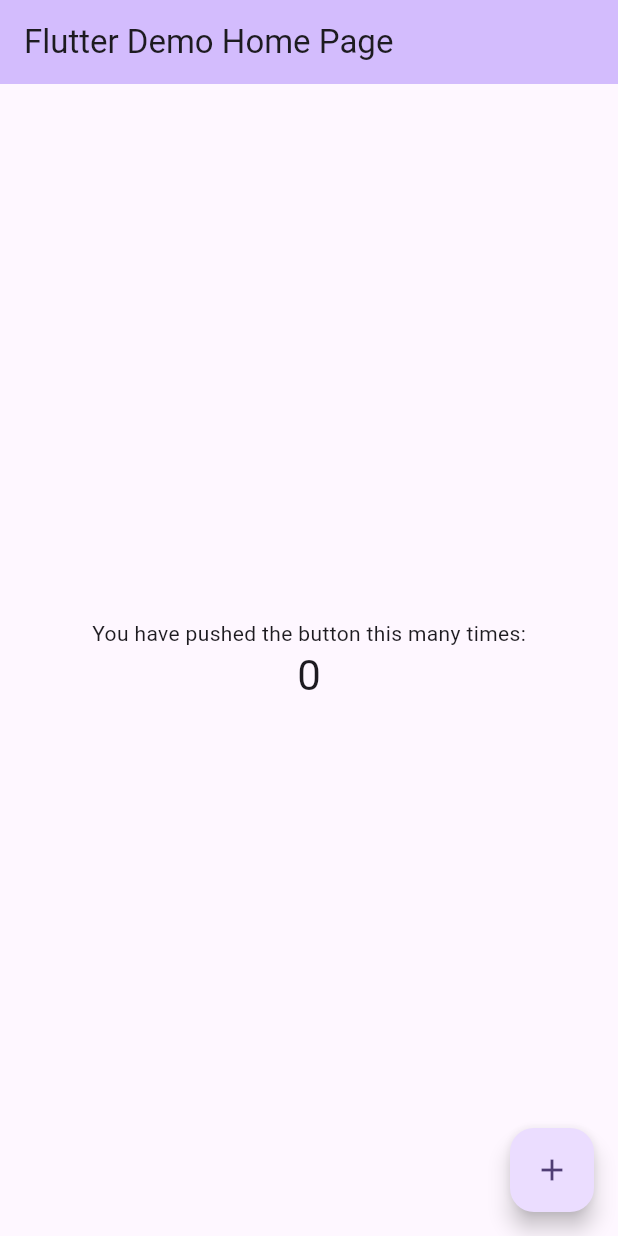
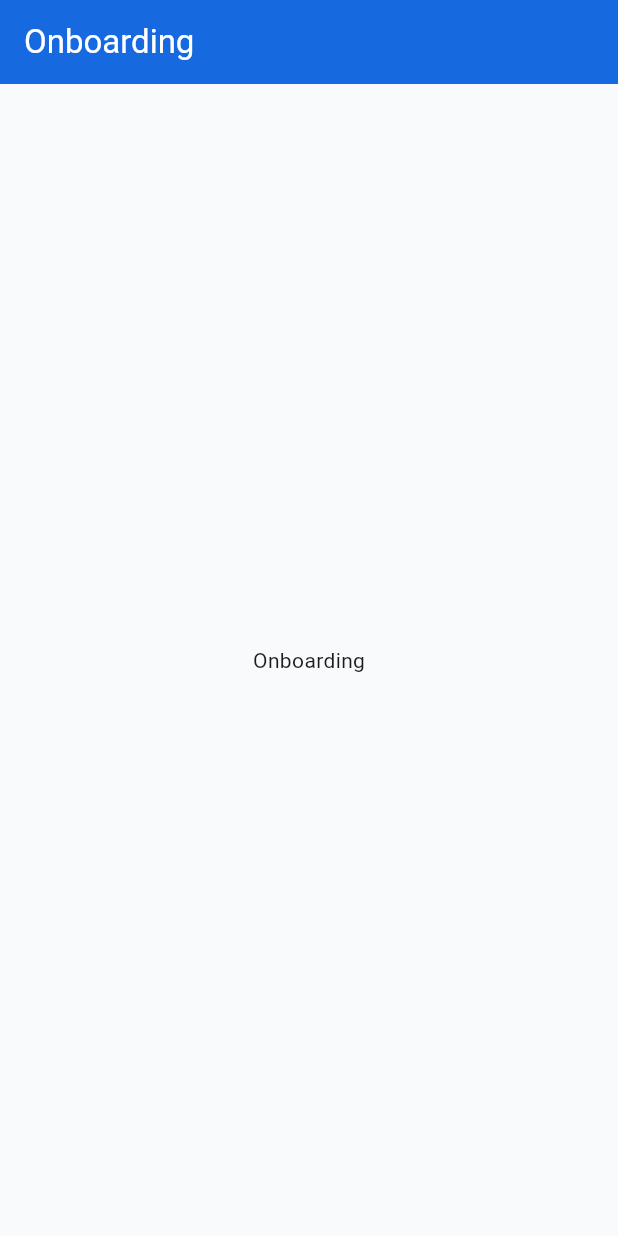
Before and after one commit to utgupta27/wtf_flutter_test, a Flutter app: the screen it shows after launch, on a phone screen of 412 x 824 dp. Run offline on Flutter 3.47's test engine with Material 3 defaults, Android fonts, the phone set to English and light mode, and no system bars; our stand-ins replace equatable, flutter_riverpod, go_router, hive_flutter; accounts and stored records are empty; generated files the repository leaves out were written again.

Commit message:
feat(guru): add mock auth, app structure, and routing scaffold
- Auto-login as DK (SeedUsers.member) on first launch via AuthNotifier
- Hive adapters registered in main.dart
- ProviderScope + GoRouter wired in app.dart
- Placeholder routes: /onboarding, /home, /chat, /schedule, /sessions
- AppTheme and AppColors with 8pt design system
- AppConstants for box names and token server URL
- Removed custom_lint/riverpod_lint (analyzer version conflict with hive_generator)
- flutter analyze → 0 issues, flutter test → 1 passed
- Closes #2

Co-Authored-By: Claude Sonnet 4.6 <noreply@anthropic.com>

```diff
--- /dev/null
+++ b/guru_app/lib/app.dart
@@ -0,0 +1,20 @@
+import 'package:flutter/material.dart';
+import 'package:flutter_riverpod/flutter_riverpod.dart';
+
+import 'package:guru_app/core/theme/app_theme.dart';
+import 'package:guru_app/router/app_router.dart';
+
+class GuruApp extends ConsumerWidget {
+  const GuruApp({super.key});
+
+  @override
+  Widget build(BuildContext context, WidgetRef ref) {
+    final router = ref.watch(routerProvider);
+    return MaterialApp.router(
+      title: 'Guru App',
+      theme: AppTheme.light,
+      routerConfig: router,
+      debugShowCheckedModeBanner: false,
+    );
+  }
+}
--- /dev/null
+++ b/guru_app/lib/core/constants.dart
@@ -0,0 +1,10 @@
+abstract class AppConstants {
+  static const tokenServerBaseUrl = 'http://10.0.2.2:3000'; // Android emulator → localhost
+  static const hiveBoxUsers = 'users';
+  static const hiveBoxMessages = 'messages';
+  static const hiveBoxCallRequests = 'call_requests';
+  static const hiveBoxSessionLogs = 'session_logs';
+  static const hiveBoxRoomMeta = 'room_meta';
+  static const hiveBoxSettings = 'settings';
+  static const settingsKeyOnboardingDone = 'onboarding_done';
+}
--- /dev/null
+++ b/guru_app/lib/core/theme/app_theme.dart
@@ -0,0 +1,45 @@
+import 'package:flutter/material.dart';
+
+abstract class AppColors {
+  static const primary = Color(0xFF1769E0);
+  static const trainerPrimary = Color(0xFFE50914);
+  static const success = Color(0xFF12B76A);
+  static const warning = Color(0xFFF79009);
+  static const error = Color(0xFFD92D20);
+  static const surface = Color(0xFFF9FAFB);
+  static const onSurface = Color(0xFF101828);
+  static const subtle = Color(0xFF667085);
+}
+
+abstract class AppTheme {
+  static ThemeData get light => ThemeData(
+        useMaterial3: true,
+        colorScheme: ColorScheme.fromSeed(
+          seedColor: AppColors.primary,
+          primary: AppColors.primary,
+        ),
+        scaffoldBackgroundColor: AppColors.surface,
+        appBarTheme: const AppBarTheme(
+          backgroundColor: AppColors.primary,
+          foregroundColor: Colors.white,
+          elevation: 0,
+          centerTitle: false,
+        ),
+        textTheme: const TextTheme(
+          headlineLarge: TextStyle(fontSize: 24, fontWeight: FontWeight.w700),
+          headlineMedium: TextStyle(fontSize: 20, fontWeight: FontWeight.w600),
+          bodyLarge: TextStyle(fontSize: 16),
+          bodyMedium: TextStyle(fontSize: 14),
+        ),
+        elevatedButtonTheme: ElevatedButtonThemeData(
+          style: ElevatedButton.styleFrom(
+            backgroundColor: AppColors.primary,
+            foregroundColor: Colors.white,
+            minimumSize: const Size.fromHeight(48),
+            shape: RoundedRectangleBorder(
+              borderRadius: BorderRadius.circular(8),
+            ),
+          ),
+        ),
+      );
+}
--- /dev/null
+++ b/guru_app/lib/features/auth/auth_provider.dart
@@ -0,0 +1,27 @@
+import 'package:flutter_riverpod/flutter_riverpod.dart';
+import 'package:hive_flutter/hive_flutter.dart';
+import 'package:shared/shared.dart';
+
+import 'package:guru_app/core/constants.dart';
+
+final authProvider = AsyncNotifierProvider<AuthNotifier, User>(AuthNotifier.new);
+
+class AuthNotifier extends AsyncNotifier<User> {
+  @override
+  Future<User> build() async {
+    return _loadOrSeedUser();
+  }
+
+  Future<User> _loadOrSeedUser() async {
+    const boxName = AppConstants.hiveBoxUsers;
+    final box = await Hive.openBox<Map>(boxName);
+    final raw = box.get(SeedUsers.member.id);
+    if (raw != null) {
+      return User.fromMap(Map<String, dynamic>.from(raw));
+    }
+    // First launch — seed DK's profile
+    const user = SeedUsers.member;
+    await box.put(user.id, user.toMap());
+    return user;
+  }
+}
--- a/guru_app/lib/main.dart
+++ b/guru_app/lib/main.dart
@@ -1,122 +1,24 @@
 import 'package:flutter/material.dart';
+import 'package:flutter_riverpod/flutter_riverpod.dart';
+import 'package:hive_flutter/hive_flutter.dart';
+import 'package:shared/shared.dart';
 
-void main() {
-  runApp(const MyApp());
+import 'package:guru_app/core/constants.dart';
+import 'package:guru_app/app.dart';
+
+void main() async {
+  WidgetsFlutterBinding.ensureInitialized();
+  await Hive.initFlutter();
+
+  Hive.registerAdapter(UserAdapter());
+  Hive.registerAdapter(MessageStatusAdapter());
+  Hive.registerAdapter(MessageAdapter());
+  Hive.registerAdapter(CallRequestStatusAdapter());
+  Hive.registerAdapter(CallRequestAdapter());
+  Hive.registerAdapter(SessionLogAdapter());
+  Hive.registerAdapter(RoomMetaAdapter());
+
+  await Hive.openBox(AppConstants.hiveBoxSettings);
+
+  runApp(const ProviderScope(child: GuruApp()));
 }
-
-class MyApp extends StatelessWidget {
-  const MyApp({super.key});
-
-  // This widget is the root of your application.
-  @override
-  Widget build(BuildContext context) {
-    return MaterialApp(
-      title: 'Flutter Demo',
-      theme: ThemeData(
-        // This is the theme of your application.
-        //
-        // TRY THIS: Try running your application with "flutter run". You'll see
-        // the application has a purple toolbar. Then, without quitting the app,
-        // try changing the seedColor in the colorScheme below to Colors.green
-        // and then invoke "hot reload" (save your changes or press the "hot
-        // reload" button in a Flutter-supported IDE, or press "r" if you used
-        // the command line to start the app).
-        //
-        // Notice that the counter didn't reset back to zero; the application
-        // state is not lost during the reload. To reset the state, use hot
-        // restart instead.
-        //
-        // This works for code too, not just values: Most code changes can be
-        // tested with just a hot reload.
-        colorScheme: .fromSeed(seedColor: Colors.deepPurple),
-      ),
-      home: const MyHomePage(title: 'Flutter Demo Home Page'),
-    );
-  }
-}
-
-class MyHomePage extends StatefulWidget {
-  const MyHomePage({super.key, required this.title});
-
-  // This widget is the home page of your application. It is stateful, meaning
-  // that it has a State object (defined below) that contains fields that affect
-  // how it looks.
-
-  // This class is the configuration for the state. It holds the values (in this
-  // case the title) provided by the parent (in this case the App widget) and
-  // used by the build method of the State. Fields in a Widget subclass are
-  // always marked "final".
-
-  final String title;
-
-  @override
-  State<MyHomePage> createState() => _MyHomePageState();
-}
-
-class _MyHomePageState extends State<MyHomePage> {
-  int _counter = 0;
-
-  void _incrementCounter() {
-    setState(() {
-      // This call to setState tells the Flutter framework that something has
-      // changed in this State, which causes it to rerun the build method below
-      // so that the display can reflect the updated values. If we changed
-      // _counter without calling setState(), then the build method would not be
-      // called again, and so nothing would appear to happen.
-      _counter++;
-    });
-  }
-
-  @override
-  Widget build(BuildContext context) {
-    // This method is rerun every time setState is called, for instance as done
-    // by the _incrementCounter method above.
-    //
-    // The Flutter framework has been optimized to make rerunning build methods
-    // fast, so that you can just rebuild anything that needs updating rather
-    // than having to individually change instances of widgets.
-    return Scaffold(
-      appBar: AppBar(
-        // TRY THIS: Try changing the color here to a specific color (to
-        // Colors.amber, perhaps?) and trigger a hot reload to see the AppBar
-        // change color while the other colors stay the same.
-        backgroundColor: Theme.of(context).colorScheme.inversePrimary,
-        // Here we take the value from the MyHomePage object that was created by
-        // the App.build method, and use it to set our appbar title.
-        title: Text(widget.title),
-      ),
-      body: Center(
-        // Center is a layout widget. It takes a single child and positions it
-        // in the middle of the parent.
-        child: Column(
-          // Column is also a layout widget. It takes a list of children and
-          // arranges them vertically. By default, it sizes itself to fit its
-          // children horizontally, and tries to be as tall as its parent.
-          //
-          // Column has various properties to control how it sizes itself and
-          // how it positions its children. Here we use mainAxisAlignment to
-          // center the children vertically; the main axis here is the vertical
-          // axis because Columns are vertical (the cross axis would be
-          // horizontal).
-          //
-          // TRY THIS: Invoke "debug painting" (choose the "Toggle Debug Paint"
-          // action in the IDE, or press "p" in the console), to see the
-          // wireframe for each widget.
-          mainAxisAlignment: .center,
-          children: [
-            const Text('You have pushed the button this many times:'),
-            Text(
-              '$_counter',
-              style: Theme.of(context).textTheme.headlineMedium,
-            ),
-          ],
-        ),
-      ),
-      floatingActionButton: FloatingActionButton(
-        onPressed: _incrementCounter,
-        tooltip: 'Increment',
-        child: const Icon(Icons.add),
-      ),
-    );
-  }
-}
--- /dev/null
+++ b/guru_app/lib/router/app_router.dart
@@ -0,0 +1,69 @@
+import 'package:flutter/material.dart';
+import 'package:flutter_riverpod/flutter_riverpod.dart';
+import 'package:go_router/go_router.dart';
+import 'package:hive_flutter/hive_flutter.dart';
+
+import 'package:guru_app/core/constants.dart';
+import 'package:guru_app/features/auth/auth_provider.dart';
+
+// Placeholder screens — replaced in subsequent issues
+class _PlaceholderScreen extends StatelessWidget {
+  const _PlaceholderScreen(this.title);
+  final String title;
+
+  @override
+  Widget build(BuildContext context) => Scaffold(
+        appBar: AppBar(title: Text(title)),
+        body: Center(child: Text(title)),
+      );
+}
+
+final routerProvider = Provider<GoRouter>((ref) {
+  final authState = ref.watch(authProvider);
+
+  return GoRouter(
+    initialLocation: '/splash',
+    redirect: (context, state) async {
+      if (authState.isLoading) {
+        return '/splash';
+      }
+      final settingsBox = Hive.box(AppConstants.hiveBoxSettings);
+      final onboardingDone =
+          settingsBox.get(AppConstants.settingsKeyOnboardingDone, defaultValue: false) as bool;
+
+      if (!onboardingDone && state.matchedLocation != '/onboarding') {
+        return '/onboarding';
+      }
+      if (onboardingDone && state.matchedLocation == '/onboarding') {
+        return '/home';
+      }
+      return null;
+    },
+    routes: [
+      GoRoute(
+        path: '/splash',
+        builder: (context, state) => const _PlaceholderScreen('Splash'),
+      ),
+      GoRoute(
+        path: '/onboarding',
+        builder: (context, state) => const _PlaceholderScreen('Onboarding'),
+      ),
+      GoRoute(
+        path: '/home',
+        builder: (context, state) => const _PlaceholderScreen('Home'),
+      ),
+      GoRoute(
+        path: '/chat',
+        builder: (context, state) => const _PlaceholderScreen('Chat List'),
+      ),
+      GoRoute(
+        path: '/schedule',
+        builder: (context, state) => const _PlaceholderScreen('Schedule Call'),
+      ),
+      GoRoute(
+        path: '/sessions',
+        builder: (context, state) => const _PlaceholderScreen('Session Logs'),
+      ),
+    ],
+  );
+});
--- a/guru_app/pubspec.yaml
+++ b/guru_app/pubspec.yaml
@@ -39,11 +39,9 @@ dev_dependencies:
   flutter_test:
     sdk: flutter
   flutter_lints: ^6.0.0
-  build_runner: ^2.4.15
-  riverpod_generator: ^2.6.1
+  build_runner: ^2.4.13
+  riverpod_generator: ^2.4.0
   hive_generator: ^2.0.1
-  custom_lint: ^0.7.5
-  riverpod_lint: ^2.6.1
 
 flutter:
   uses-material-design: true
--- a/trainer_app/pubspec.yaml
+++ b/trainer_app/pubspec.yaml
@@ -39,11 +39,9 @@ dev_dependencies:
   flutter_test:
     sdk: flutter
   flutter_lints: ^6.0.0
-  build_runner: ^2.4.15
+  build_runner: ^2.4.13
   riverpod_generator: ^2.6.1
   hive_generator: ^2.0.1
-  custom_lint: ^0.7.5
-  riverpod_lint: ^2.6.1
 
 flutter:
   uses-material-design: true
```
Also changed, not shown: 1 other file.
